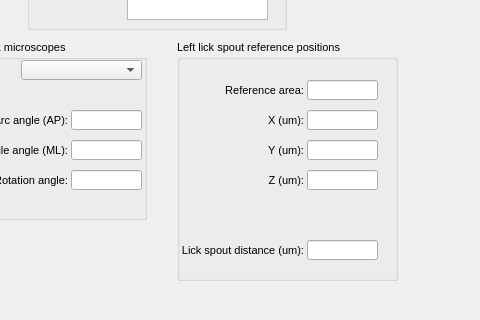
Qt form src/foraging_gui/MetaData.ui (AllenNeuralDynamics/dynamic-foraging-task) before a commit; both pictures show x 233 to 713 and y 280 to 600 of the 1256 by 695 pixel window.
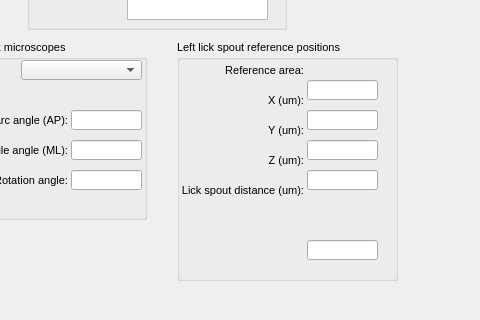
The same form after that commit.

Diff of the .ui file:
```diff
--- a/src/foraging_gui/MetaData.ui
+++ b/src/foraging_gui/MetaData.ui
@@ -1222,7 +1222,7 @@
     <property name="geometry">
      <rect>
       <x>36</x>
-      <y>100</y>
+      <y>80</y>
       <width>91</width>
       <height>20</height>
      </rect>
@@ -1266,7 +1266,7 @@
     <property name="geometry">
      <rect>
       <x>36</x>
-      <y>70</y>
+      <y>50</y>
       <width>91</width>
       <height>20</height>
      </rect>
@@ -1329,7 +1329,7 @@
     <property name="geometry">
      <rect>
       <x>36</x>
-      <y>130</y>
+      <y>110</y>
       <width>91</width>
       <height>20</height>
      </rect>
@@ -1373,7 +1373,7 @@
     <property name="geometry">
      <rect>
       <x>16</x>
-      <y>40</y>
+      <y>20</y>
       <width>111</width>
       <height>20</height>
      </rect>
@@ -1417,7 +1417,7 @@
     <property name="geometry">
      <rect>
       <x>-14</x>
-      <y>200</y>
+      <y>140</y>
       <width>141</width>
       <height>20</height>
      </rect>
```
